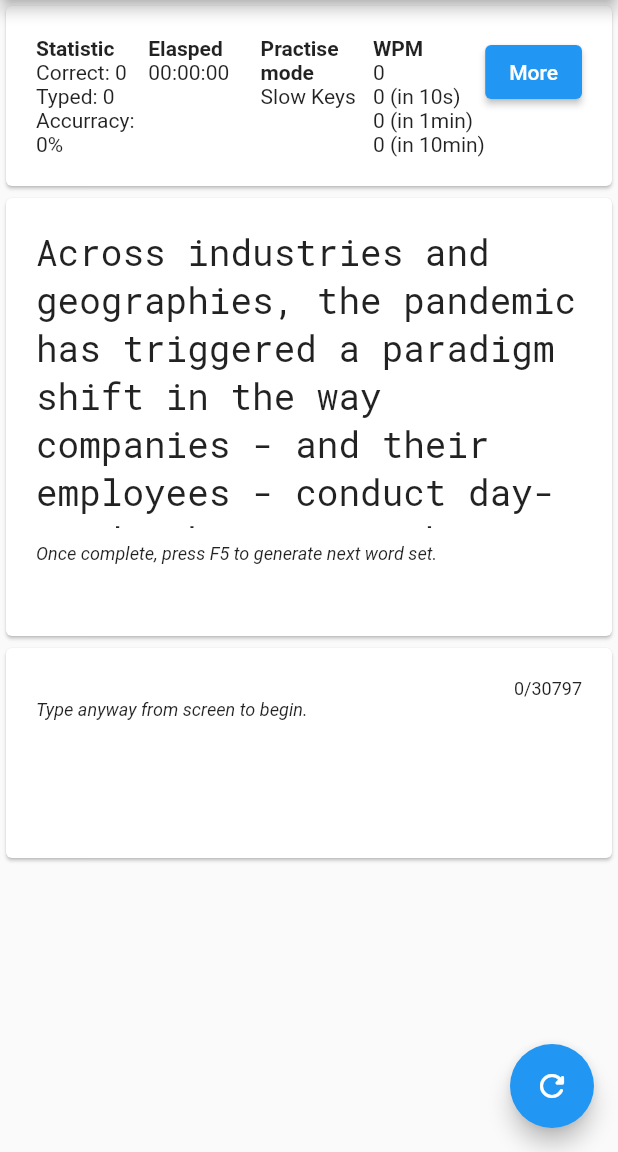
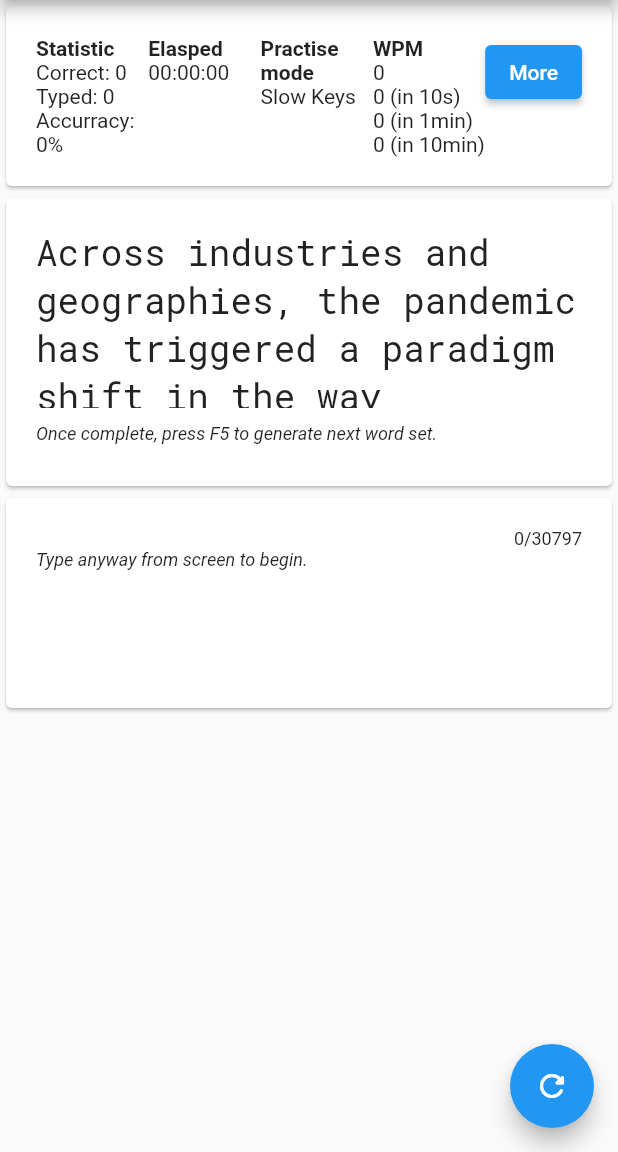
Before and after one commit to neoalienson/typingthon, a Flutter app: the screen it shows after launch, on a phone screen of 412 x 824 dp, the part 84-1236 px from its top. Run offline on Flutter 3.47's test engine with Material 2 defaults, Android fonts, the phone set to English and light mode, and no system bars; our stand-ins replace clock, google_fonts; project files that could hold a hidden picture were left out.

Commit message:
update size

```diff
--- a/lib/main_page.dart
+++ b/lib/main_page.dart
@@ -197,13 +197,13 @@ class _MainPageState extends State<MainPage> {
     Widget w = Column(
       children: [
         StatisticCard(analysis: _analysis, practiceEngine: _practice,),
-        SizedBox(height: 300, child:
+        SizedBox(height: 200, child:
           Card(child:Padding(
             padding: const EdgeInsets.all(20),
             child: Column(
               crossAxisAlignment: CrossAxisAlignment.start,
               children: [
-                SizedBox(height: 200, child:
+                SizedBox(height: 120, child:
                 SingleChildScrollView(child:
                   Text(_text,
                     style: _textStyleTyping,
```
